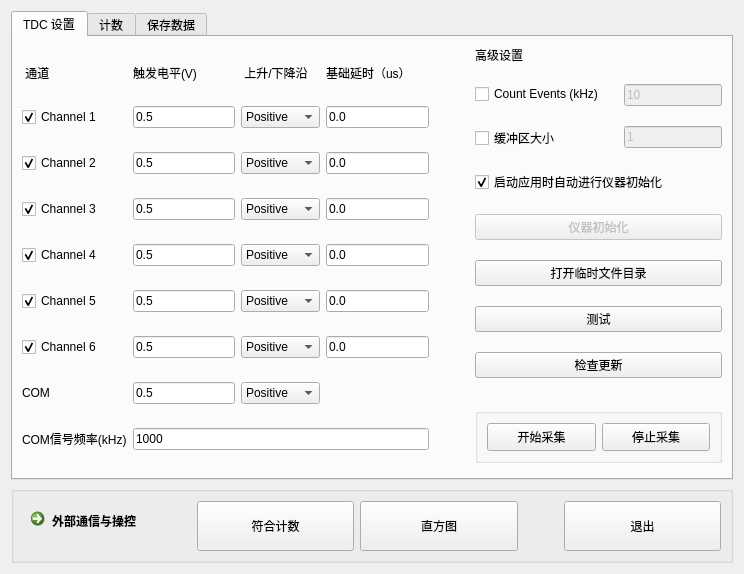
WhiteChimney/TDC-counter, file ui/widget.ui: the form before one commit.
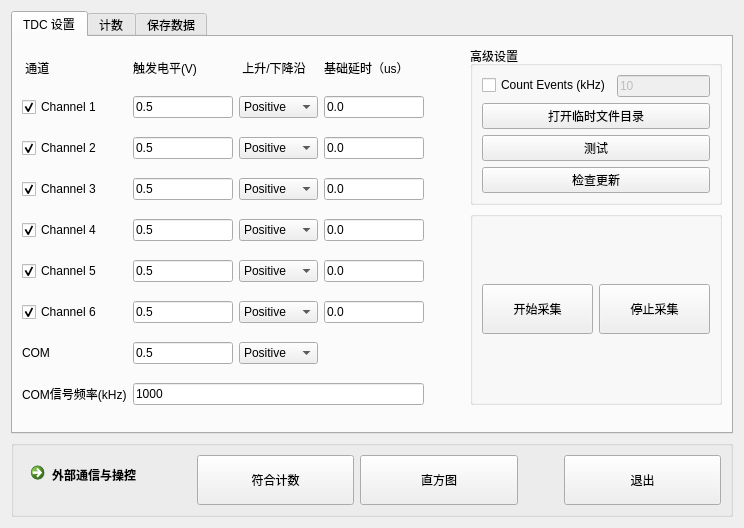
The form after the commit. The open tabs and pages were chosen to show the change.

Commit message: 修复了一些 UI bug

The edit to the form file:
```diff
--- a/ui/widget.ui
+++ b/ui/widget.ui
@@ -24,7 +24,7 @@
        <string>TDC 设置</string>
       </attribute>
       <layout class="QGridLayout" name="gridLayout_3">
-       <item row="0" column="0" rowspan="7">
+       <item row="0" column="0" rowspan="6">
         <layout class="QGridLayout" name="gridLayout">
          <item row="3" column="2">
           <widget class="QComboBox" name="slopeCN2">
@@ -341,7 +341,23 @@
          </item>
         </layout>
        </item>
-       <item row="5" column="2">
+       <item row="0" column="1">
+        <spacer name="horizontalSpacer">
+         <property name="orientation">
+          <enum>Qt::Horizontal</enum>
+         </property>
+         <property name="sizeType">
+          <enum>QSizePolicy::Fixed</enum>
+         </property>
+         <property name="sizeHint" stdset="0">
+          <size>
+           <width>40</width>
+           <height>20</height>
+          </size>
+         </property>
+        </spacer>
+       </item>
+       <item row="2" column="2">
         <widget class="QGroupBox" name="groupBox_4">
          <property name="sizePolicy">
           <sizepolicy hsizetype="Preferred" vsizetype="Preferred">
@@ -394,37 +410,21 @@
          </layout>
         </widget>
        </item>
-       <item row="0" column="1">
-        <spacer name="horizontalSpacer">
-         <property name="orientation">
-          <enum>Qt::Horizontal</enum>
+       <item row="0" column="2" rowspan="2">
+        <widget class="QGroupBox" name="groupBox">
+         <property name="sizePolicy">
+          <sizepolicy hsizetype="Preferred" vsizetype="Expanding">
+           <horstretch>0</horstretch>
+           <verstretch>0</verstretch>
+          </sizepolicy>
          </property>
-         <property name="sizeType">
-          <enum>QSizePolicy::Fixed</enum>
-         </property>
-         <property name="sizeHint" stdset="0">
-          <size>
-           <width>40</width>
-           <height>20</height>
-          </size>
-         </property>
-        </spacer>
-       </item>
-       <item row="0" column="2">
-        <layout class="QVBoxLayout" name="verticalLayout">
-         <property name="spacing">
-          <number>20</number>
-         </property>
-         <item>
-          <widget class="QLabel" name="label">
-           <property name="text">
+         <property name="title">
             <string>高级设置</string>
            </property>
-          </widget>
-         </item>
+         <layout class="QVBoxLayout" name="verticalLayout">
          <item>
           <layout class="QFormLayout" name="formLayout">
-           <item row="0" column="0">
+            <item row="1" column="0">
             <widget class="QCheckBox" name="checkboxEnableCountEvents">
              <property name="sizePolicy">
               <sizepolicy hsizetype="Preferred" vsizetype="Fixed">
@@ -440,7 +440,7 @@
              </property>
             </widget>
            </item>
-           <item row="0" column="1">
+            <item row="1" column="1">
             <widget class="QLineEdit" name="textCountEvents">
              <property name="enabled">
               <bool>false</bool>
@@ -453,52 +453,6 @@
              </property>
             </widget>
            </item>
-           <item row="1" column="0">
-            <widget class="QCheckBox" name="checkBoxNbrCOMbuffer">
-             <property name="cursor">
-              <cursorShape>WhatsThisCursor</cursorShape>
-             </property>
-             <property name="text">
-              <string>缓冲区大小</string>
-             </property>
-            </widget>
-           </item>
-           <item row="1" column="1">
-            <widget class="QLineEdit" name="textNbrCOMbuffer">
-             <property name="enabled">
-              <bool>false</bool>
-             </property>
-             <property name="text">
-              <string>1</string>
-             </property>
-            </widget>
-           </item>
-           <item row="3" column="0" colspan="2">
-            <widget class="QCheckBox" name="checkBoxAutoInit">
-             <property name="text">
-              <string>启动应用时自动进行仪器初始化</string>
-             </property>
-             <property name="checked">
-              <bool>true</bool>
-             </property>
-            </widget>
-           </item>
-           <item row="4" column="0" colspan="2">
-            <widget class="QPushButton" name="buttonInitialize">
-             <property name="enabled">
-              <bool>false</bool>
-             </property>
-             <property name="sizePolicy">
-              <sizepolicy hsizetype="Minimum" vsizetype="Expanding">
-               <horstretch>0</horstretch>
-               <verstretch>0</verstretch>
-              </sizepolicy>
-             </property>
-             <property name="text">
-              <string>仪器初始化</string>
-             </property>
-            </widget>
-           </item>
           </layout>
          </item>
          <item>
@@ -541,6 +495,7 @@
           </widget>
          </item>
         </layout>
+        </widget>
        </item>
       </layout>
      </widget>
```
Left out of the diff: 2 changed lines with no effect on the pictures. Lines whose indentation alone changed are shown as unchanged. The commit also changes 3 other files.
